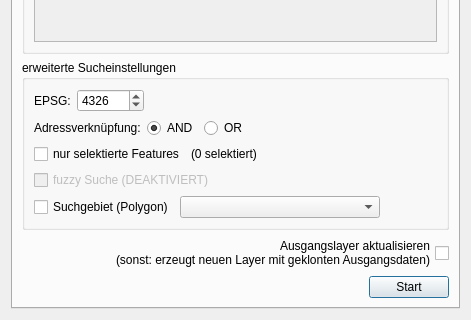
This is bkggeocoder/bkg_geocoder_dialog_base.ui in de-bkg/qgis-geocoder as Qt 5 draws it before an edit; both pictures show x 0 to 471 and y 312 to 632 of the 471 by 632 pixel window. The edited form follows.
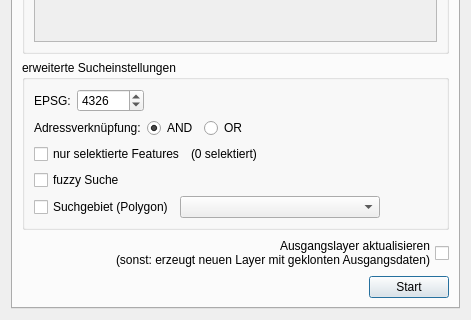
This is the edited form.

Commit message: fixed updating postgis layer; encase search terms with "

What changed in the file:
```diff
--- a/bkggeocoder/bkg_geocoder_dialog_base.ui
+++ b/bkggeocoder/bkg_geocoder_dialog_base.ui
@@ -350,10 +350,10 @@
           <item>
            <widget class="QCheckBox" name="fuzzy_check">
             <property name="enabled">
-             <bool>false</bool>
+             <bool>true</bool>
             </property>
             <property name="text">
-             <string>fuzzy Suche (DEAKTIVIERT)</string>
+             <string>fuzzy Suche</string>
             </property>
            </widget>
           </item>
```
The commit also changes 2 other files.
